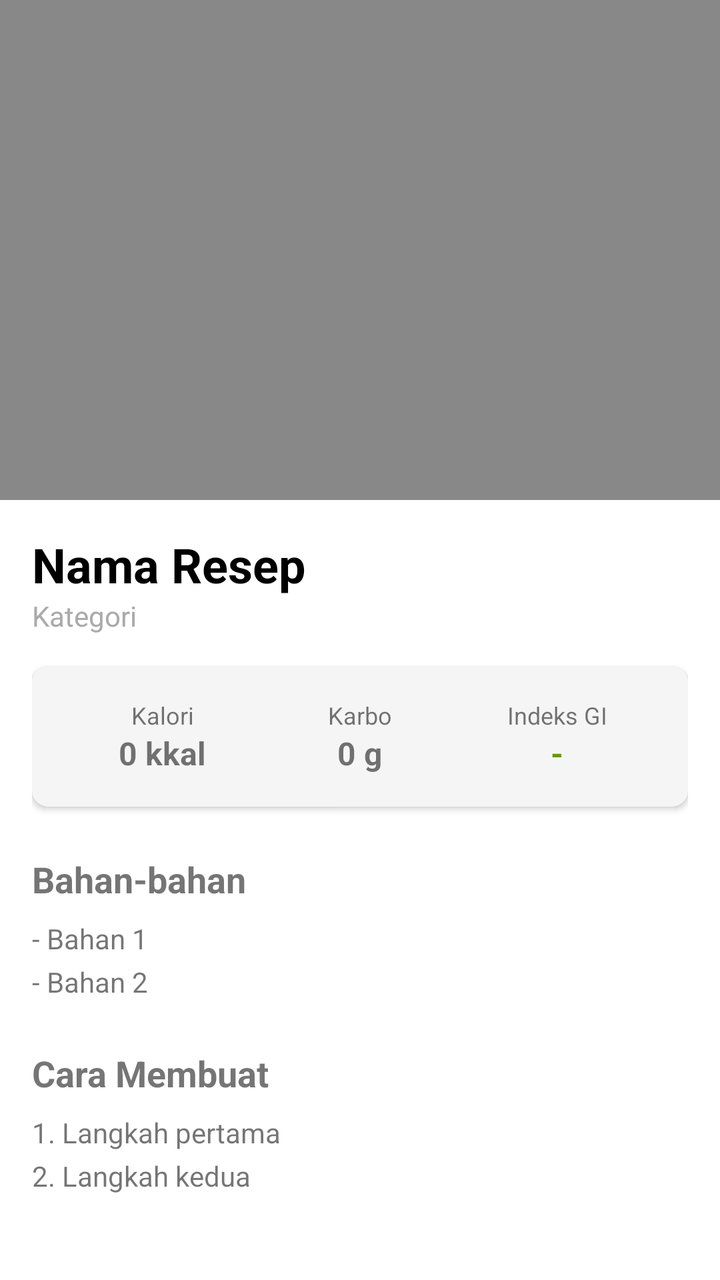
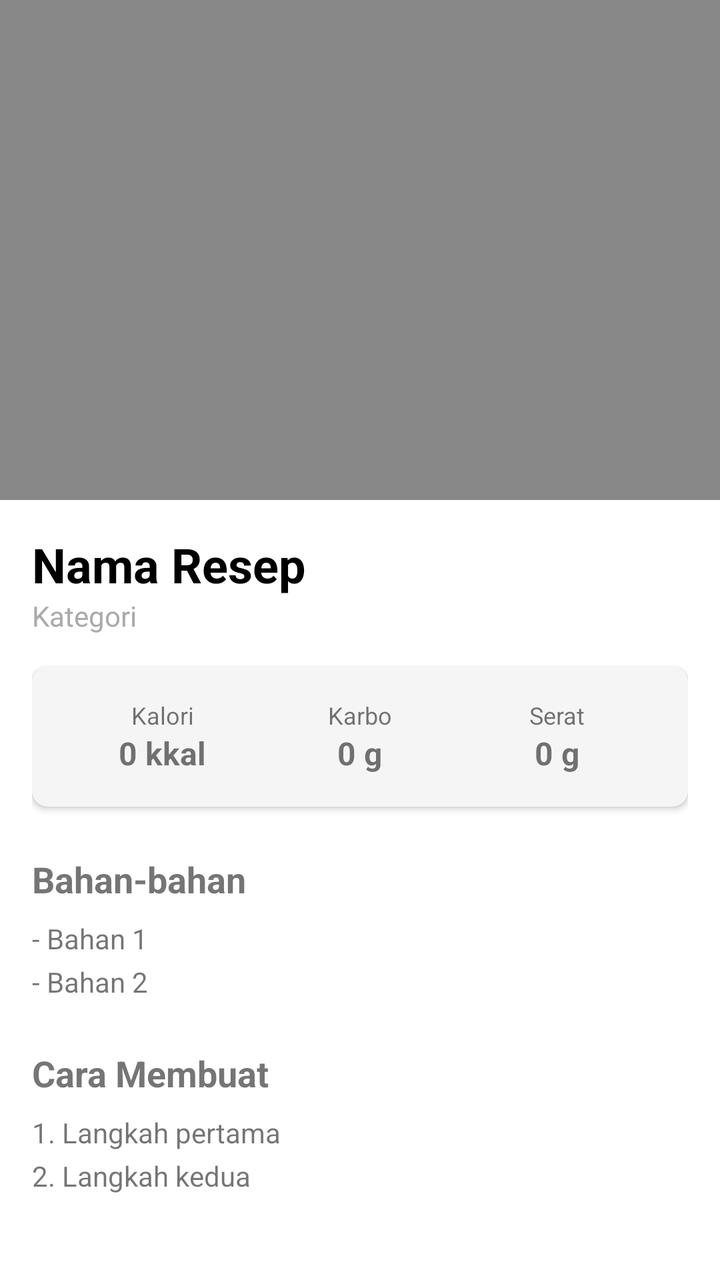

An Android layout rendered at two revisions. The XML below is the earlier revision; the diff shows what the commit changed to produce the second picture.
<!-- AndroidManifest.xml: application theme Theme.MyApplication -->
<!-- res/layout/activity_detail_resep.xml -->
<?xml version="1.0" encoding="utf-8"?>
<ScrollView xmlns:android="http://schemas.android.com/apk/res/android"
    xmlns:app="http://schemas.android.com/apk/res-auto"
    xmlns:tools="http://schemas.android.com/tools"
    android:layout_width="match_parent"
    android:layout_height="match_parent"
    tools:context=".DetailResepActivity">

    <LinearLayout
        android:layout_width="match_parent"
        android:layout_height="wrap_content"
        android:orientation="vertical"
        android:paddingBottom="24dp">

        <ImageView
            android:id="@+id/ivDetailFoto"
            android:layout_width="match_parent"
            android:layout_height="250dp"
            android:scaleType="centerCrop"
            android:src="@color/gray" />

        <LinearLayout
            android:layout_width="match_parent"
            android:layout_height="wrap_content"
            android:orientation="vertical"
            android:padding="16dp">

            <TextView
                android:id="@+id/tvDetailNama"
                android:layout_width="wrap_content"
                android:layout_height="wrap_content"
                android:text="Nama Resep"
                android:textSize="24sp"
                android:textStyle="bold"
                android:textColor="@color/black" />

            <TextView
                android:id="@+id/tvDetailKategori"
                android:layout_width="wrap_content"
                android:layout_height="wrap_content"
                android:text="Kategori"
                android:textSize="14sp"
                android:layout_marginBottom="16dp"
                android:textColor="@android:color/darker_gray" />

            <androidx.cardview.widget.CardView
                android:layout_width="match_parent"
                android:layout_height="wrap_content"
                android:layout_marginBottom="24dp"
                app:cardCornerRadius="8dp"
                app:cardElevation="2dp"
                app:cardBackgroundColor="#F5F5F5">

                <LinearLayout
                    android:layout_width="match_parent"
                    android:layout_height="wrap_content"
                    android:orientation="horizontal"
                    android:padding="16dp"
                    android:weightSum="3">

                    <LinearLayout
                        android:layout_width="0dp"
                        android:layout_height="wrap_content"
                        android:layout_weight="1"
                        android:gravity="center"
                        android:orientation="vertical">
                        <TextView
                            android:layout_width="wrap_content"
                            android:layout_height="wrap_content"
                            android:text="Kalori"
                            android:textSize="12sp" />
                        <TextView
                            android:id="@+id/tvDetailKalori"
                            android:layout_width="wrap_content"
                            android:layout_height="wrap_content"
                            android:text="0 kkal"
                            android:textStyle="bold"
                            android:textSize="16sp" />
                    </LinearLayout>

                    <LinearLayout
                        android:layout_width="0dp"
                        android:layout_height="wrap_content"
                        android:layout_weight="1"
                        android:gravity="center"
                        android:orientation="vertical">
                        <TextView
                            android:layout_width="wrap_content"
                            android:layout_height="wrap_content"
                            android:text="Karbo"
                            android:textSize="12sp" />
                        <TextView
                            android:id="@+id/tvDetailKarbo"
                            android:layout_width="wrap_content"
                            android:layout_height="wrap_content"
                            android:text="0 g"
                            android:textStyle="bold"
                            android:textSize="16sp" />
                    </LinearLayout>

                    <LinearLayout
                        android:layout_width="0dp"
                        android:layout_height="wrap_content"
                        android:layout_weight="1"
                        android:gravity="center"
                        android:orientation="vertical">
                        <TextView
                            android:layout_width="wrap_content"
                            android:layout_height="wrap_content"
                            android:text="Indeks GI"
                            android:textSize="12sp" />
                        <TextView
                            android:id="@+id/tvDetailGI"
                            android:layout_width="wrap_content"
                            android:layout_height="wrap_content"
                            android:text="-"
                            android:textStyle="bold"
                            android:textColor="@android:color/holo_green_dark"
                            android:textSize="16sp" />
                    </LinearLayout>
                </LinearLayout>
            </androidx.cardview.widget.CardView>

            <TextView
                android:layout_width="wrap_content"
                android:layout_height="wrap_content"
                android:text="Bahan-bahan"
                android:textSize="18sp"
                android:textStyle="bold"
                android:layout_marginBottom="8dp"/>

            <TextView
                android:id="@+id/tvDetailBahan"
                android:layout_width="match_parent"
                android:layout_height="wrap_content"
                android:text="- Bahan 1\n- Bahan 2"
                android:lineSpacingMultiplier="1.3"
                android:layout_marginBottom="24dp"/>

            <TextView
                android:layout_width="wrap_content"
                android:layout_height="wrap_content"
                android:text="Cara Membuat"
                android:textSize="18sp"
                android:textStyle="bold"
                android:layout_marginBottom="8dp"/>

            <TextView
                android:id="@+id/tvDetailLangkah"
                android:layout_width="match_parent"
                android:layout_height="wrap_content"
                android:text="1. Langkah pertama\n2. Langkah kedua"
                android:lineSpacingMultiplier="1.3"/>

        </LinearLayout>
    </LinearLayout>
</ScrollView>
<!-- resources referenced by this layout -->
<resources>
  <color name="black">#FF000000</color>
  <color name="gray">#888888</color>
  <style name="Theme.MyApplication" parent="Theme.MaterialComponents.DayNight.DarkActionBar">
          
          <item name="colorPrimary">@color/purple_500</item>
          <item name="colorPrimaryVariant">@color/purple_700</item>
          <item name="colorOnPrimary">@color/white</item>
          
          <item name="colorSecondary">@color/teal_200</item>
          <item name="colorSecondaryVariant">@color/teal_700</item>
          <item name="colorOnSecondary">@color/black</item>
          
          <item name="android:statusBarColor">?attr/colorPrimaryVariant</item>
          
      </style>
  <color name="purple_500">#EE0000</color>
  <color name="purple_700">#FF3700B3</color>
  <color name="white">#FFFFFFFF</color>
  <color name="teal_200">#E69191</color>
  <color name="teal_700">#FF018786</color>
</resources>

<!-- the commit's change to res/layout/activity_detail_resep.xml (unified diff, before → after) -->
@@ -107,15 +107,14 @@
                         <TextView
                             android:layout_width="wrap_content"
                             android:layout_height="wrap_content"
-                            android:text="Indeks GI"
+                            android:text="Serat"
                             android:textSize="12sp" />
                         <TextView
-                            android:id="@+id/tvDetailGI"
+                            android:id="@+id/tvDetailSerat"
                             android:layout_width="wrap_content"
                             android:layout_height="wrap_content"
-                            android:text="-"
+                            android:text="0 g"
                             android:textStyle="bold"
-                            android:textColor="@android:color/holo_green_dark"
                             android:textSize="16sp" />
                     </LinearLayout>
                 </LinearLayout>
